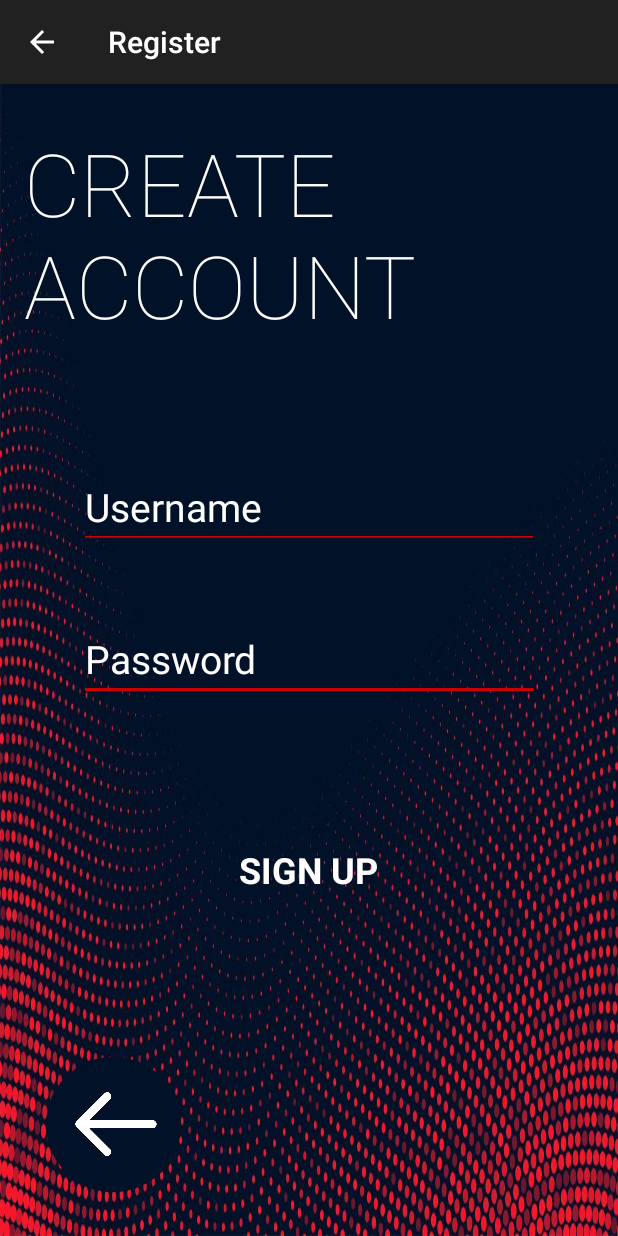
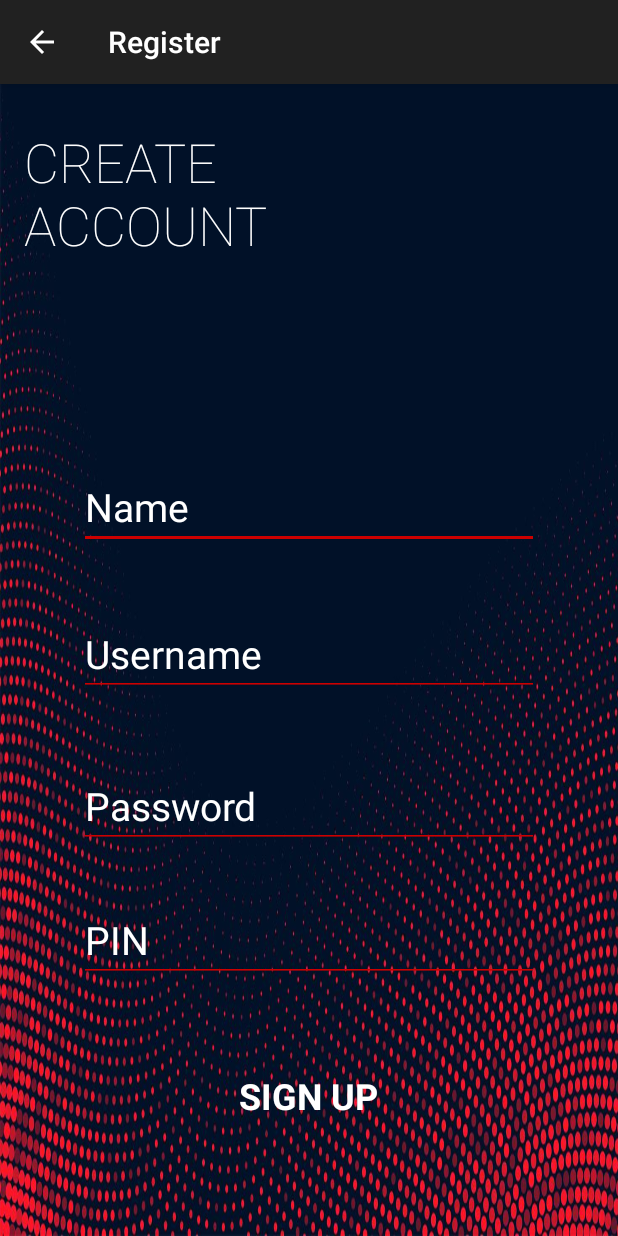
Before and after one commit to liamsett75/CS4518, an Android app: the screen it shows after launch (RegisterActivity), after a tap on "SIGN UP", on a phone screen of 412 x 824 dp. Run offline under Robolectric (Android 15) with nearby library versions, the phone set to English and light mode, and no system bars; 1 statement that could not run was skipped.

Commit message:
Updated UI and database to support PINs and names. Adding user to database still doesn't work though. It gives an error message saying there is no PIN column in the database.

```diff
--- a/app/src/main/java/com/example/myfirstapp/DataBase.java
+++ b/app/src/main/java/com/example/myfirstapp/DataBase.java
@@ -17,10 +17,10 @@ public class DataBase extends SQLiteOpenHelper {
 
     public static final String DATABASE_NAME = "client.db";
     public static final String TABLE_NAME = "client_table";
-    public static final String COL_1 = "FIRSTNAME";
-    public static final String COL_2 = "LASTNAME";
-    public static final String COL_3 = "USERNAME";
-    public static final String COL_4 = "PASSWORD";
+    public static final String COL_1 = "NAME";
+    public static final String COL_2 = "USERNAME";
+    public static final String COL_3 = "PASSWORD";
+    public static final String COL_4 = "PIN";
     public static final String COL_5 = "BALANCE";
 
     public DataBase(Context context){
@@ -30,7 +30,7 @@ public class DataBase extends SQLiteOpenHelper {
 
     @Override
     public void onCreate(SQLiteDatabase db) {
-        db.execSQL("CREATE TABLE " + TABLE_NAME +" (ID INTEGER PRIMARY KEY AUTOINCREMENT, FIRSTNAME TEXT, LASTNAME TEXT, USERNAME TEXT, PASSWORD TEXT, BALANCE INT)");
+        db.execSQL("CREATE TABLE " + TABLE_NAME +" (ID INTEGER PRIMARY KEY AUTOINCREMENT, NAME TEXT, USERNAME TEXT, PASSWORD TEXT, PIN TEXT, BALANCE INT)");
         db.execSQL("SELECT * FROM TABLE_NAME");
     }
 
@@ -38,11 +38,13 @@ public class DataBase extends SQLiteOpenHelper {
         username = registerUsernameText.getText().toString();
         password = registerPwdText.getText().toString();
 
-        User newUser = new User(username, password, true, 0);
+        User newUser = new User("", username, password, "",true, 0);
         SQLiteDatabase db = this.getWritableDatabase();
         ContentValues contentValues = new ContentValues();
-        contentValues.put(COL_3, newUser.getGuestUser());
-        contentValues.put(COL_4, newUser.getGuestPass());
+        contentValues.put(COL_1, newUser.getName());
+        contentValues.put(COL_2, newUser.getGuestUser());
+        contentValues.put(COL_3, newUser.getGuestPass());
+        contentValues.put(COL_4, newUser.getPin());
         contentValues.put(COL_5, newUser.getBalance());
         Log.d(TAG, "addUser: Adding " + newUser.getGuestUser() + "as a new user.");
 
--- a/app/src/main/java/com/example/myfirstapp/MainActivity.java
+++ b/app/src/main/java/com/example/myfirstapp/MainActivity.java
@@ -26,6 +26,8 @@ import org.w3c.dom.Text;
 import java.util.ArrayList;
 
 import static android.content.ContentValues.TAG;
+import static com.example.myfirstapp.DataBase.COL_1;
+import static com.example.myfirstapp.DataBase.COL_2;
 import static com.example.myfirstapp.DataBase.COL_3;
 import static com.example.myfirstapp.DataBase.COL_4;
 import static com.example.myfirstapp.DataBase.COL_5;
@@ -33,13 +35,13 @@ import static com.example.myfirstapp.DataBase.TABLE_NAME;
 
 public class MainActivity extends AppCompatActivity {
     private ImageView login_background;
-    public DataBase myDb;
+    public static DataBase myDb;
 
     public EditText usernameText;
     public EditText passwordText;
 
     private ArrayList<User> userList = new ArrayList<User>();
-    private User user1 = new User("lsetterlund", "1234", false, 0); //Can handle this in a database later on...
+    private User user1 = new User("Liam", "lsetterlund", "1234", "1234", false, 0); //Can handle this in a database later on...
 
     public EditText registerUsernameText;
     public EditText registerPwdText;
@@ -49,7 +51,7 @@ public class MainActivity extends AppCompatActivity {
 
     private static final String LOG_TAG = MainActivity.class.getSimpleName();
 
-    public DataBase getMyDb() {
+    public static DataBase getMyDb() {
         return myDb;
     }
 
@@ -65,21 +67,23 @@ public class MainActivity extends AppCompatActivity {
         passwordText = (EditText)findViewById(R.id.passwordText);
 
     }
-
+/* Already in RegisterActivity.java
     public void addUser(View view) {
         String username = registerUsernameText.getText().toString();
         String password = registerPwdText.getText().toString();
-        User newUser = new User(username, password, true, 0);
+        User newUser = new User("", username, password, "",true, 0);
         SQLiteDatabase db = getMyDb().getWritableDatabase();
         ContentValues contentValues = new ContentValues();
-        contentValues.put(COL_3, newUser.getGuestUser());
-        contentValues.put(COL_4, newUser.getGuestPass());
+        contentValues.put(COL_1, newUser.getName());
+        contentValues.put(COL_2, newUser.getGuestUser());
+        contentValues.put(COL_3, newUser.getGuestPass());
+        contentValues.put(COL_4, newUser.getPin());
         contentValues.put(COL_5, newUser.getBalance());
         Log.d(TAG, "addUser: Adding " + newUser.getGuestUser() + "as a new user.");
 
         db.insert(TABLE_NAME, null, contentValues);
     }
-
+*/
 
     public void openLogin(View view) {
         setContentView(R.layout.activity_second);
@@ -94,7 +98,7 @@ public class MainActivity extends AppCompatActivity {
         for (int i = 0; i < userList.size(); i++) {
             if ((usernameText.getText().toString().equals(userList.get(i).getGuestUser())) && (passwordText.getText().toString().equals(userList.get(i).getGuestPass()))) {
                 userList.get(i).setIsLoggedOn();
-                System.out.println(userList.get(i).getGuestUser() + " Has logged in");
+                System.out.println(userList.get(i).getName() + " Has logged in");
                 System.out.println(userList.get(i).toString());
                 toast.setGravity(Gravity.TOP, 0, 400);
                 toast.show();
--- a/app/src/main/java/com/example/myfirstapp/RegisterActivity.java
+++ b/app/src/main/java/com/example/myfirstapp/RegisterActivity.java
@@ -10,15 +10,19 @@ import android.widget.EditText;
 import androidx.appcompat.app.AppCompatActivity;
 
 import static android.content.ContentValues.TAG;
+import static com.example.myfirstapp.DataBase.COL_1;
+import static com.example.myfirstapp.DataBase.COL_2;
 import static com.example.myfirstapp.DataBase.COL_3;
 import static com.example.myfirstapp.DataBase.COL_4;
 import static com.example.myfirstapp.DataBase.COL_5;
 import static com.example.myfirstapp.DataBase.TABLE_NAME;
 
 public class RegisterActivity extends AppCompatActivity {
+    public EditText registerNameText;
     public EditText registerUsernameText;
     public EditText registerPwdText;
-    MainActivity mainActivity;
+    public EditText registerPINText;
+   // MainActivity mainActivity;
 
     @Override
     protected void onCreate(Bundle savedInstanceState) {
@@ -26,8 +30,10 @@ public class RegisterActivity extends AppCompatActivity {
         super.onCreate(savedInstanceState);
         setContentView(R.layout.activity_register);
 
-        registerUsernameText = (EditText)findViewById(R.id.usernameText);
-        registerPwdText = (EditText)findViewById(R.id.passwordText);
+        registerNameText = (EditText)findViewById(R.id.registerNameText);
+        registerUsernameText = (EditText)findViewById(R.id.registerUserText);
+        registerPwdText = (EditText)findViewById(R.id.registerPwdText);
+        registerPINText = (EditText)findViewById(R.id.registerPINText);
     }
 
 //    public void addUser(String username, String password) {
@@ -54,11 +60,13 @@ public class RegisterActivity extends AppCompatActivity {
 
     public void addUser(View view) {
 
-        User newUser = new User(registerUsernameText.getText().toString(),registerPwdText.getText().toString(), true, 0);
-        SQLiteDatabase db = mainActivity.getMyDb().getWritableDatabase();
+        User newUser = new User( registerNameText.getText().toString(), registerUsernameText.getText().toString(), registerPwdText.getText().toString(), registerPINText.getText().toString(), true, 0);
+        SQLiteDatabase db = MainActivity.getMyDb().getWritableDatabase();
         ContentValues contentValues = new ContentValues();
-        contentValues.put(COL_3, newUser.getGuestUser());
-        contentValues.put(COL_4, newUser.getGuestPass());
+        contentValues.put(COL_1, newUser.getName());
+        contentValues.put(COL_2, newUser.getGuestUser());
+        contentValues.put(COL_3, newUser.getGuestPass());
+        contentValues.put(COL_4, newUser.getPin());
         contentValues.put(COL_5, newUser.getBalance());
         Log.d(TAG, "addUser: Adding " + newUser.getGuestUser() + "as a new user.");
 
--- a/app/src/main/java/com/example/myfirstapp/SecondActivity.java
+++ b/app/src/main/java/com/example/myfirstapp/SecondActivity.java
@@ -13,7 +13,7 @@ import java.util.ArrayList;
 public class SecondActivity extends AppCompatActivity {
 
     private ArrayList<User> userList = new ArrayList<User>();
-    private User user1 = new User("lsetterlund", "1234", false, 0); //Can handle this in a database later on...
+    private User user1 = new User("Liam", "lsetterlund", "1234", "1234", false, 0); //Can handle this in a database later on...
 
     @Override
     protected void onCreate(Bundle savedInstanceState) {
--- a/app/src/main/java/com/example/myfirstapp/User.java
+++ b/app/src/main/java/com/example/myfirstapp/User.java
@@ -5,13 +5,17 @@ import android.util.Log;
 public class User {
 
     private Boolean isLoggedOn;
+    private String name;
     private String guestUser;
     private String guestPass;
+    private String pin;
     private int balance;
 
     public int getBalance() {
         return balance;
     }
+
+    public String getName() { return name; }
 
     public String getGuestUser() {
         return guestUser;
@@ -21,13 +25,17 @@ public class User {
         return guestPass;
     }
 
+    public String getPin() { return pin; }
+
     public void setIsLoggedOn(){
         isLoggedOn = true;
     }
 
-    public User(String guestUser, String guestPass, Boolean isLoggedOn, int balance){
+    public User(String name, String guestUser, String guestPass, String pin, Boolean isLoggedOn, int balance){
+        this.name = name;
         this.guestPass = guestPass;
         this.guestUser = guestUser;
+        this.pin = pin;
         this.isLoggedOn = isLoggedOn;
         this.balance = balance;
     }
--- a/app/src/main/res/layout/activity_main.xml
+++ b/app/src/main/res/layout/activity_main.xml
@@ -27,7 +27,6 @@
         android:layout_height="wrap_content"
         android:layout_centerHorizontal="true"
         android:layout_centerVertical="true"
-        android:layout_marginBottom="484dp"
         android:backgroundTint="@android:color/holo_red_dark"
         android:ems="10"
         android:hint="@string/username"
@@ -42,8 +41,8 @@
         app:layout_constraintBottom_toBottomOf="parent"
         app:layout_constraintEnd_toEndOf="parent"
         app:layout_constraintStart_toStartOf="parent"
-        app:layout_constraintTop_toTopOf="@+id/login_background2"
-        app:layout_constraintVertical_bias="0.238" />
+        app:layout_constraintTop_toTopOf="parent"
+        app:layout_constraintVertical_bias="0.281" />
 
     <EditText
         android:id="@+id/passwordText"
--- a/app/src/main/res/layout/activity_register.xml
+++ b/app/src/main/res/layout/activity_register.xml
@@ -30,7 +30,7 @@
             android:text="@string/signupLabel"
             android:textAppearance="@style/TextAppearance.AppCompat.Display3"
             android:textColor="@android:color/white"
-            android:textSize="58sp"
+            android:textSize="36sp"
             app:fontFamily="sans-serif-thin"
             app:layout_constraintBottom_toBottomOf="parent"
             app:layout_constraintEnd_toEndOf="parent"
@@ -38,6 +38,29 @@
             app:layout_constraintStart_toStartOf="parent"
             app:layout_constraintTop_toTopOf="parent"
             app:layout_constraintVertical_bias="0.044" />
+
+        <EditText
+            android:id="@+id/registerNameText"
+            android:layout_width="wrap_content"
+            android:layout_height="wrap_content"
+            android:layout_centerHorizontal="true"
+            android:layout_centerVertical="true"
+            android:backgroundTint="@android:color/holo_red_dark"
+            android:ems="10"
+            android:hint="@string/name"
+            android:importantForAutofill="no"
+            android:inputType="text"
+            android:textColor="@android:color/white"
+            android:textColorHighlight="@android:color/holo_red_dark"
+            android:textColorHint="@android:color/white"
+            android:textColorLink="@android:color/holo_red_dark"
+            android:textCursorDrawable="@android:color/holo_red_dark"
+            android:textSize="26sp"
+            app:layout_constraintBottom_toBottomOf="parent"
+            app:layout_constraintEnd_toEndOf="parent"
+            app:layout_constraintStart_toStartOf="parent"
+            app:layout_constraintTop_toTopOf="@+id/login_background3"
+            app:layout_constraintVertical_bias="0.357" />
 
         <com.google.android.material.button.MaterialButton
             android:id="@+id/add_user_button"
@@ -62,7 +85,7 @@
             app:layout_constraintHorizontal_bias="0.497"
             app:layout_constraintStart_toStartOf="parent"
             app:layout_constraintTop_toTopOf="parent"
-            app:layout_constraintVertical_bias="0.7"
+            app:layout_constraintVertical_bias="0.916"
             app:rippleColor="#33AAAAAA"
             app:strokeColor="@android:color/holo_red_dark"
             app:strokeWidth="4dp" />
@@ -87,7 +110,7 @@
             app:layout_constraintEnd_toEndOf="parent"
             app:layout_constraintStart_toStartOf="parent"
             app:layout_constraintTop_toTopOf="@+id/login_background3"
-            app:layout_constraintVertical_bias="0.499" />
+            app:layout_constraintVertical_bias="0.637" />
 
         <EditText
             android:id="@+id/registerUserText"
@@ -110,9 +133,34 @@
             app:layout_constraintEnd_toEndOf="parent"
             app:layout_constraintStart_toStartOf="parent"
             app:layout_constraintTop_toTopOf="@+id/login_background3"
-            app:layout_constraintVertical_bias="0.357" />
+            app:layout_constraintVertical_bias="0.494" />
 
-        <ImageButton
+        <EditText
+            android:id="@+id/registerPINText"
+            android:layout_width="wrap_content"
+            android:layout_height="wrap_content"
+            android:layout_centerHorizontal="true"
+            android:layout_centerVertical="true"
+            android:backgroundTint="@android:color/holo_red_dark"
+            android:ems="10"
+            android:hint="@string/pin"
+            android:importantForAutofill="no"
+            android:inputType="numberPassword"
+            android:maxLength="4"
+            android:textColor="@android:color/white"
+            android:textColorHighlight="@android:color/holo_red_dark"
+            android:textColorHint="@android:color/white"
+            android:textColorLink="@android:color/holo_red_dark"
+            android:textCursorDrawable="@android:color/holo_red_dark"
+            android:textSize="26sp"
+            app:layout_constraintBottom_toBottomOf="parent"
+            app:layout_constraintEnd_toEndOf="parent"
+            app:layout_constraintStart_toStartOf="parent"
+            app:layout_constraintTop_toTopOf="@+id/login_background3"
+            app:layout_constraintVertical_bias="0.762" />
+
+        <!--                      Commented out, as it takes up a bit of space
+                <ImageButton      and there are already back buttons at the top and bottoms of the screen
                     android:id="@+id/back_button"
                     android:layout_width="90dp"
                     android:layout_height="90dp"
@@ -128,6 +176,7 @@
                     app:layout_constraintVertical_bias="0.957"
                     app:srcCompat="@drawable/white_back_arrow"
                     app:strokeWidth="4dp" />
+        -->
 
     </androidx.constraintlayout.widget.ConstraintLayout>
 
--- a/app/src/main/res/values/strings.xml
+++ b/app/src/main/res/values/strings.xml
@@ -2,8 +2,10 @@
     <string name="app_name">Money Buddy</string>
     <string name="button_label_login">LOGIN</string>
     <string name="login_message">Login successful!</string>
+    <string name="name">Name</string>
     <string name="username">Username</string>
     <string name="password">Password</string>
+    <string name="pin">PIN</string>
     <string name="enter_button">Enter</string>
     <string name="welcome">WELCOME,</string>
     <string name="signup">SIGN UP</string>
```
Lines whose indentation alone changed are shown as unchanged.
